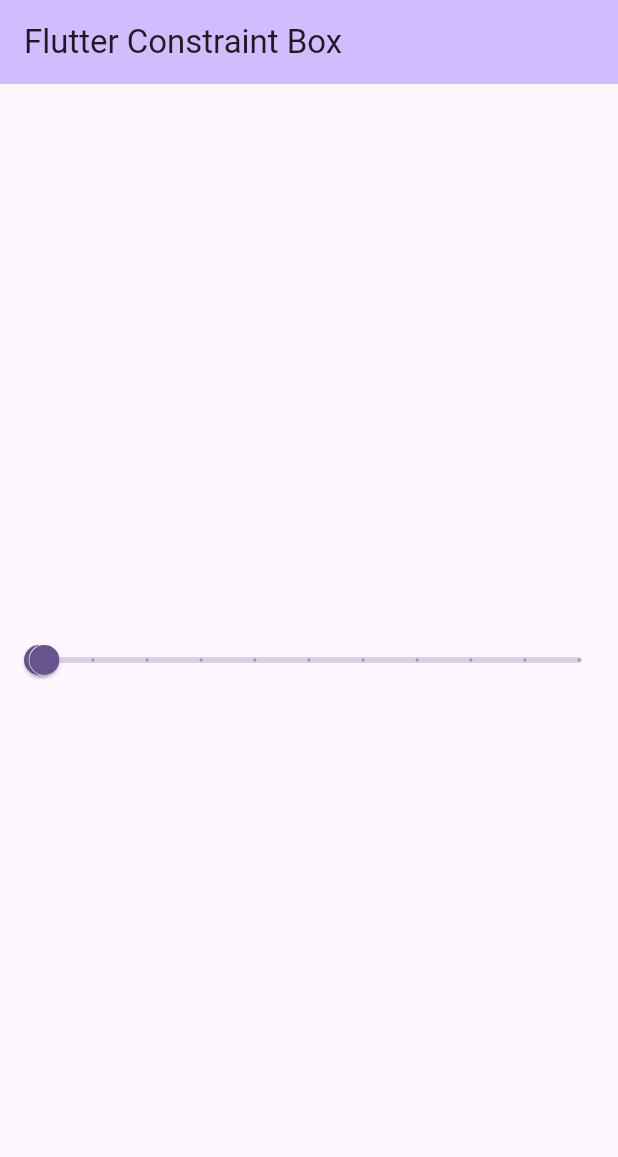
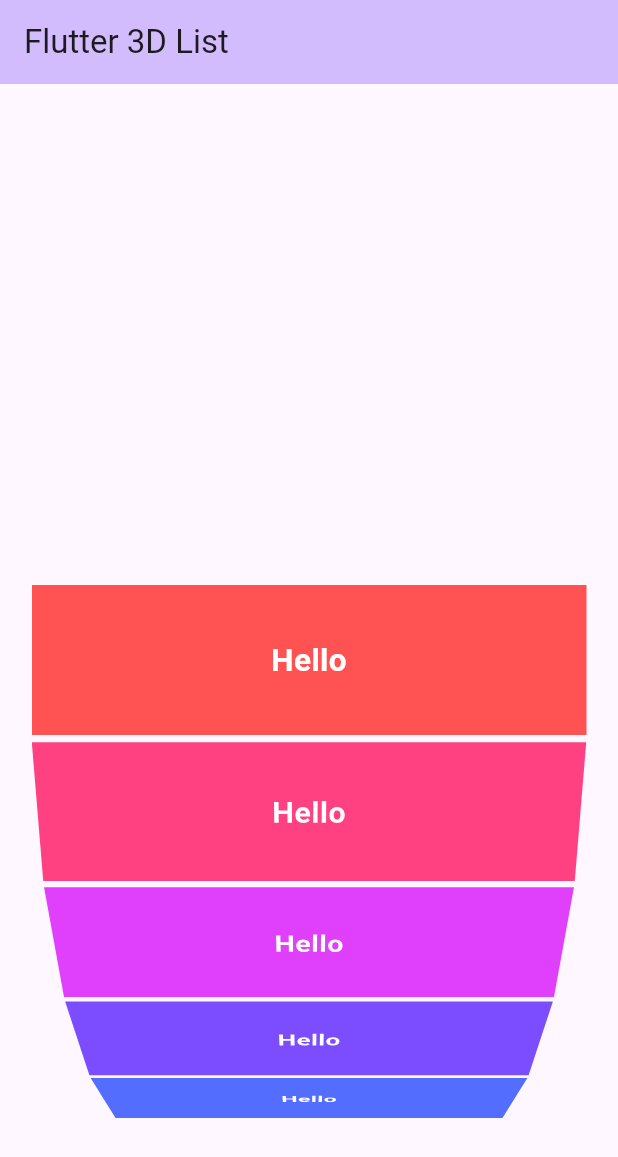
Before and after one commit to AnirudhDas01/flutter_prac_2, a Flutter app: the screen it shows after launch, on a phone screen of 412 x 824 dp. Shown: the top 1157 px of the screen. Run offline on Flutter 3.47's test engine with Material 3 defaults, Android fonts, the phone set to English and light mode, and no system bars.

Commit message:
code update

```diff
--- a/lib/main.dart
+++ b/lib/main.dart
@@ -11,7 +11,9 @@
   Widget build(BuildContext context) {
     return MaterialApp(
       debugShowCheckedModeBanner: false,
-      theme: ThemeData(colorScheme: .fromSeed(seedColor: Colors.deepPurple)),
+      theme: ThemeData(
+        colorScheme: ColorScheme.fromSeed(seedColor: Colors.deepPurple),
+      ),
       home: MyHomePage(),
     );
   }
@@ -25,27 +27,56 @@
 }
 
 class _MyHomePageState extends State<MyHomePage> {
-  RangeValues range = RangeValues(0, 1);
+  List<MaterialAccentColor> colors = [
+    Colors.redAccent,
+    Colors.pinkAccent,
+    Colors.purpleAccent,
+    Colors.deepPurpleAccent,
+    Colors.indigoAccent,
+    Colors.blueAccent,
+    Colors.lightBlueAccent,
+    Colors.cyanAccent,
+    Colors.tealAccent,
+    Colors.lightGreenAccent,
+    Colors.limeAccent,
+    Colors.yellowAccent,
+    Colors.amberAccent,
+    Colors.orangeAccent,
+    Colors.deepOrangeAccent,
+  ];
 
   @override
   Widget build(BuildContext context) {
     return Scaffold(
       appBar: AppBar(
         backgroundColor: Theme.of(context).colorScheme.inversePrimary,
-        title: Text("Flutter Constraint Box"),
+        title: Text("Flutter 3D List"),
       ),
-      body: Center(
-        child: RangeSlider(
-          divisions: 10,
-          values: range,
-          min: 0,
-          max: 100,
-          onChanged: (change) {
-            setState(() {
-              range = change;
-            });
-            print(change);
-          },
+      body: SizedBox(
+        height: double.infinity,
+        child: Padding(
+          padding: const EdgeInsets.all(21.0),
+          child: ListWheelScrollView(
+            itemExtent: 100,
+            children: colors
+                .map(
+                  (color) => Container(
+                    height: 25,
+                    decoration: BoxDecoration(color: color),
+                    child: Center(
+                      child: Text(
+                        "Hello",
+                        style: TextStyle(
+                          fontSize: 21,
+                          fontWeight: FontWeight.bold,
+                          color: Colors.white,
+                        ),
+                      ),
+                    ),
+                  ),
+                )
+                .toList(),
+          ),
         ),
       ),
     );
```
